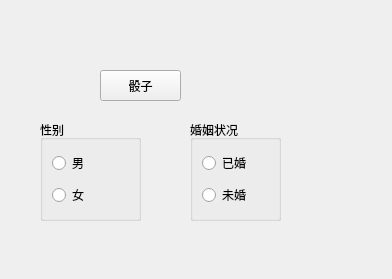
stronger0525/QT, file 06_Qt_control/mainwindow.ui: the form before one commit.
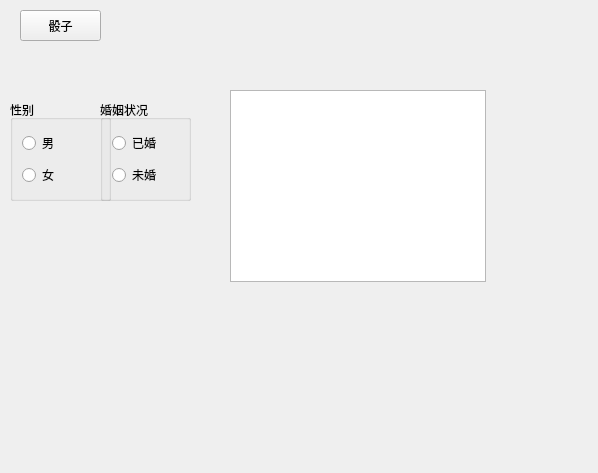
The form after the commit. Icons and pictures are not drawn.

Patch:
```diff
--- a/06_Qt_control/mainwindow.ui
+++ b/06_Qt_control/mainwindow.ui
@@ -6,8 +6,8 @@
    <rect>
     <x>0</x>
     <y>0</y>
-    <width>392</width>
-    <height>279</height>
+    <width>598</width>
+    <height>473</height>
    </rect>
   </property>
   <property name="windowTitle">
@@ -20,8 +20,8 @@
    <widget class="QPushButton" name="pushButton">
     <property name="geometry">
      <rect>
-      <x>100</x>
-      <y>70</y>
+      <x>20</x>
+      <y>10</y>
       <width>81</width>
       <height>31</height>
      </rect>
@@ -55,8 +55,8 @@
    <widget class="QGroupBox" name="groupBox">
     <property name="geometry">
      <rect>
-      <x>40</x>
-      <y>120</y>
+      <x>10</x>
+      <y>100</y>
       <width>101</width>
       <height>101</height>
      </rect>
@@ -84,8 +84,8 @@
    <widget class="QGroupBox" name="groupBox_2">
     <property name="geometry">
      <rect>
-      <x>190</x>
-      <y>120</y>
+      <x>100</x>
+      <y>100</y>
       <width>91</width>
       <height>101</height>
      </rect>
@@ -110,6 +110,16 @@
      </item>
     </layout>
    </widget>
+   <widget class="QListWidget" name="listWidget">
+    <property name="geometry">
+     <rect>
+      <x>230</x>
+      <y>90</y>
+      <width>256</width>
+      <height>192</height>
+     </rect>
+    </property>
+   </widget>
   </widget>
  </widget>
  <resources>
```
